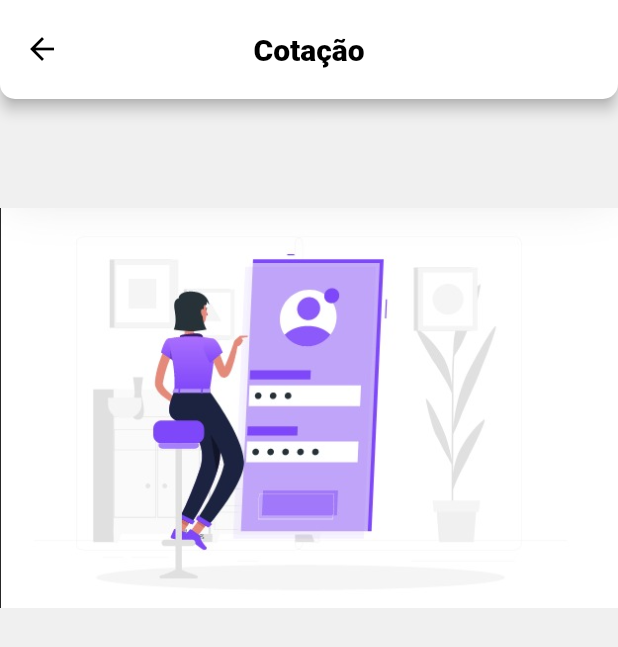
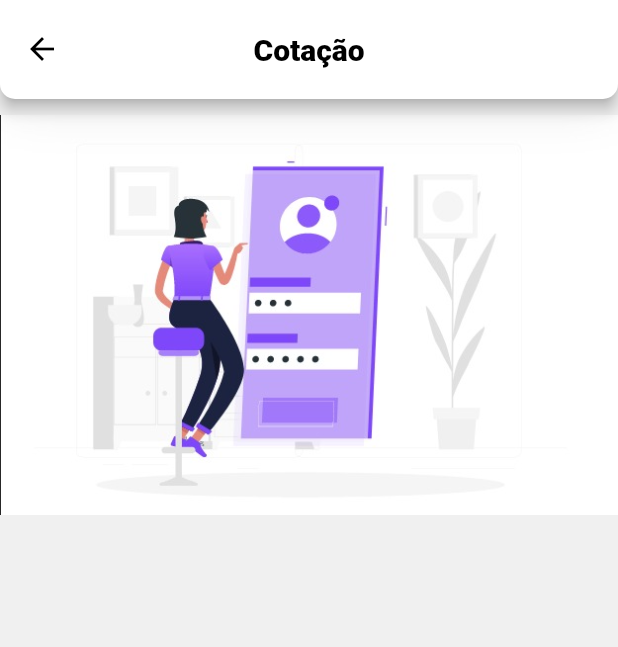
Before and after one commit to guilherme21alcantara/neo, a Flutter app: the screen it shows after launch, on a phone screen of 412 x 824 dp. Shown: the top 647 px of the screen. Run offline on Flutter 3.47's test engine with Material 2 defaults, Android fonts, the phone set to English and light mode, and no system bars; our stand-ins replace carousel_slider, get, hexcolor.

Commit message:
Correção ordem das imagens

```diff
--- a/lib/Screen/carrosel/paginas_carrosel/FirstCarrosel.dart
+++ b/lib/Screen/carrosel/paginas_carrosel/FirstCarrosel.dart
@@ -5,7 +5,7 @@
 import 'package:neo/Screen/componentes_globais/componentes_carrosel/botao_entrar.dart';
 import 'package:neo/Screen/componentes_globais/componentes_carrosel/container_nao_selecionado.dart';
 import 'package:neo/Screen/componentes_globais/componentes_carrosel/container_selecionado.dart';
-import 'package:neo/Screen/componentes_globais/componentes_carrosel/imagens_carrosel.dart';
+import 'package:neo/Screen/componentes_globais/imagens.dart';
 import 'package:neo/Screen/componentes_globais/componentes_carrosel/texto_inicio.dart';
 import 'package:neo/Screen/componentes_globais/componentes_carrosel/titulo.dart';
 import 'package:neo/Screen/componentes_globais/cores.dart';
@@ -27,7 +27,7 @@
     return Scaffold(
       body: Column(
         children: [
-          RotasImagensCarrosel(image: AssetImage(RoutesImagens.FIRSTIMAGE)),
+          RotasImagens(h: 0.5,image: AssetImage(RoutesImagens.FIRSTIMAGE)),
           Expanded(
               child: Container(
             height: size.height * 0.3,
--- a/lib/Screen/carrosel/paginas_carrosel/SecondCarrosel.dart
+++ b/lib/Screen/carrosel/paginas_carrosel/SecondCarrosel.dart
@@ -5,7 +5,7 @@
 import 'package:neo/Screen/componentes_globais/componentes_carrosel/botao_entrar.dart';
 import 'package:neo/Screen/componentes_globais/componentes_carrosel/container_nao_selecionado.dart';
 import 'package:neo/Screen/componentes_globais/componentes_carrosel/container_selecionado.dart';
-import 'package:neo/Screen/componentes_globais/componentes_carrosel/imagens_carrosel.dart';
+import 'package:neo/Screen/componentes_globais/imagens.dart';
 import 'package:neo/Screen/componentes_globais/componentes_carrosel/texto_inicio.dart';
 import 'package:neo/Screen/componentes_globais/componentes_carrosel/titulo.dart';
 import 'package:neo/Screen/componentes_globais/cores.dart';
@@ -27,7 +27,7 @@
     return Scaffold(
       body: Column(
         children: [
-          RotasImagensCarrosel(image: AssetImage(RoutesImagens.SECONDIMAGE)),
+          RotasImagens(h: 0.5,image: AssetImage(RoutesImagens.SECONDIMAGE)),
           Expanded(
               child: Container(
             height: size.height * 0.3,
--- a/lib/Screen/carrosel/paginas_carrosel/Thrid.dart
+++ b/lib/Screen/carrosel/paginas_carrosel/Thrid.dart
@@ -5,7 +5,7 @@
 import 'package:neo/Screen/componentes_globais/componentes_carrosel/botao_entrar.dart';
 import 'package:neo/Screen/componentes_globais/componentes_carrosel/container_nao_selecionado.dart';
 import 'package:neo/Screen/componentes_globais/componentes_carrosel/container_selecionado.dart';
-import 'package:neo/Screen/componentes_globais/componentes_carrosel/imagens_carrosel.dart';
+import 'package:neo/Screen/componentes_globais/imagens.dart';
 import 'package:neo/Screen/componentes_globais/componentes_carrosel/texto_inicio.dart';
 import 'package:neo/Screen/componentes_globais/componentes_carrosel/titulo.dart';
 import 'package:neo/Screen/componentes_globais/cores.dart';
@@ -27,7 +27,7 @@
     return Scaffold(
       body: Column(
         children: [
-          RotasImagensCarrosel(image: AssetImage(RoutesImagens.THRIDIMAGE)),
+          RotasImagens(h: 0.5,image: AssetImage(RoutesImagens.THRIDIMAGE)),
           Expanded(
               child: Container(
             height: size.height * 0.3,
--- a/lib/Screen/componentes_globais/componentes_carrosel/imagens_carrosel.dart
+++ /dev/null
@@ -1,23 +0,0 @@
-//@dart=2.9
-import 'package:flutter/widgets.dart';
-
-class RotasImagensCarrosel extends StatelessWidget
-{
-  final AssetImage image;
-  const RotasImagensCarrosel({this.image});
-
-  @override
-  Widget build(BuildContext context) {
-       var mediaQuery = MediaQuery.of(context);
-    var size = mediaQuery.size;
-   return  Container(
-            height: size.height * 0.5,
-            width: size.width,
-            decoration: BoxDecoration(
-              image: DecorationImage(
-                  image: image,
-                  fit: BoxFit.contain),
-            ),
-          );
-  }
-}
--- a/lib/Screen/componentes_globais/cores.dart
+++ b/lib/Screen/componentes_globais/cores.dart
@@ -1,3 +1,4 @@
+//@dart=2.9
 import 'package:hexcolor/hexcolor.dart';
 
 class AppCores {
--- /dev/null
+++ b/lib/Screen/componentes_globais/imagens.dart
@@ -0,0 +1,21 @@
+//@dart=2.9
+import 'package:flutter/widgets.dart';
+
+class RotasImagens extends StatelessWidget {
+  final AssetImage image;
+  final double h;
+  const RotasImagens({this.image, this.h});
+
+  @override
+  Widget build(BuildContext context) {
+    var mediaQuery = MediaQuery.of(context);
+    var size = mediaQuery.size;
+    return Container(
+      height: size.height * h,
+      width: size.width,
+      decoration: BoxDecoration(
+        image: DecorationImage(image: image, fit: BoxFit.contain),
+      ),
+    );
+  }
+}
--- a/lib/Screen/cotacao/cadastro.dart
+++ b/lib/Screen/cotacao/cadastro.dart
@@ -1,6 +1,6 @@
 //@dart=2.9
 import 'package:flutter/material.dart';
-import 'package:neo/Screen/componentes_globais/componentes_carrosel/imagens_carrosel.dart';
+import 'package:neo/Screen/componentes_globais/imagens.dart';
 import 'package:neo/Screen/componentes_globais/rotas_imagens/rotas_cotacao.dart';
 import 'package:neo/Screen/componentes_globais/scaffold_principal.dart';
 
@@ -21,7 +21,7 @@
       (
         child: Column(children:
         [
-           RotasImagensCarrosel(image: AssetImage(RoutesImagensCotacao.CADASTRO)),
+           RotasImagens(h: 0.35 ,image: AssetImage(RoutesImagensCotacao.CADASTRO,)),
         ],),
       ),
     );
```
